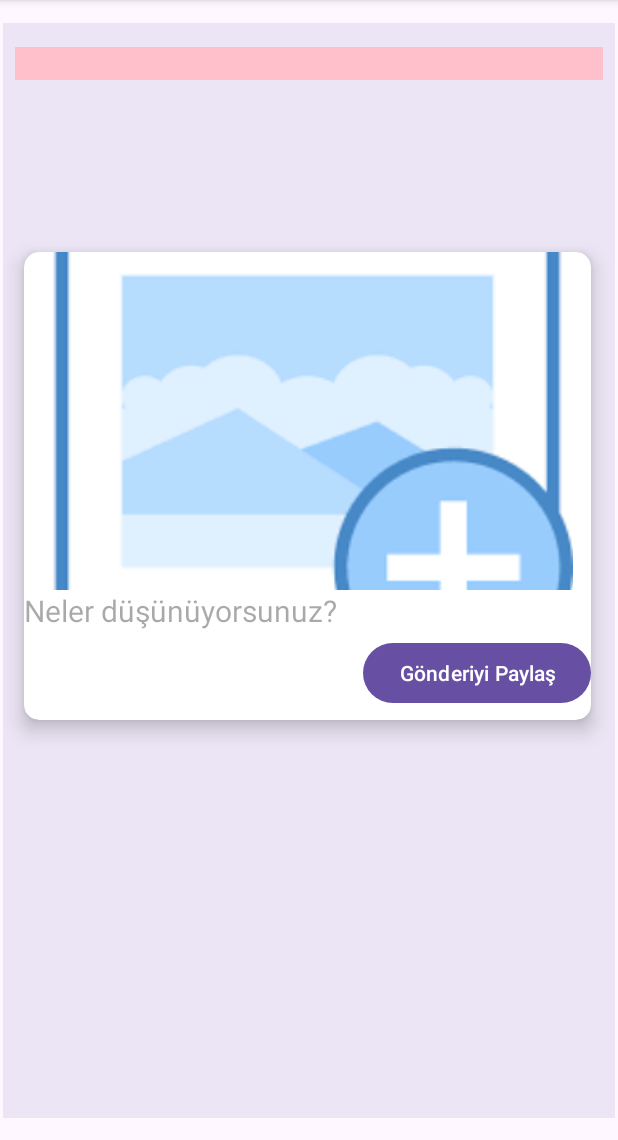
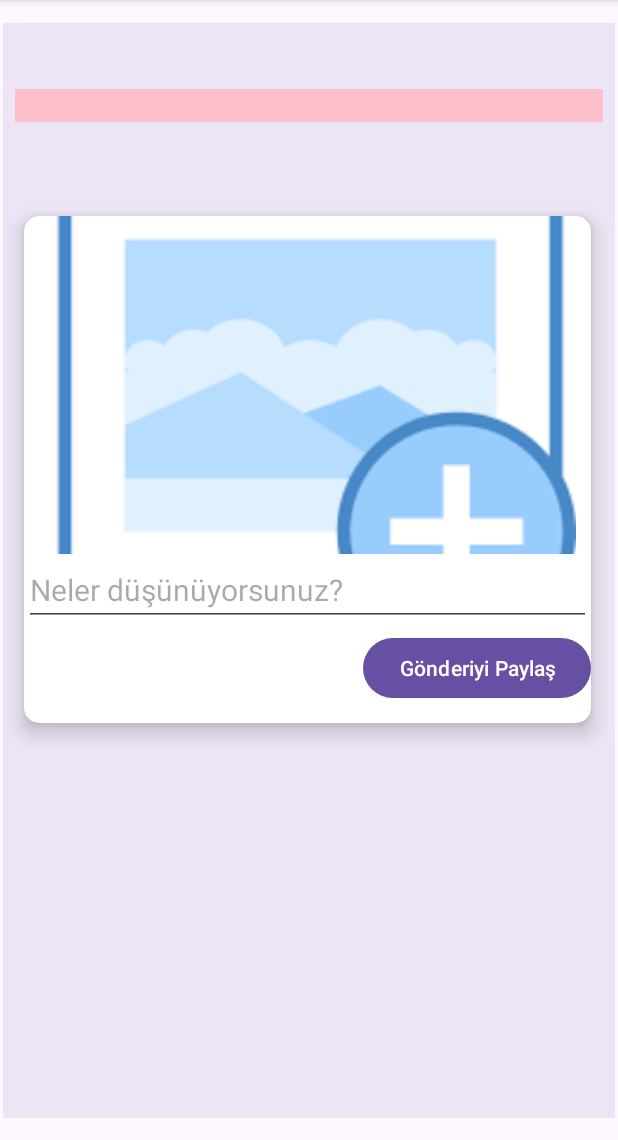
Before and after one commit to SimgeSevincer/ProjectFinal, an Android app: the PostAtmaFragment screen opened through its navigation route, on a phone screen of 412 x 824 dp, the part 96-1236 px from its top. Run offline under Robolectric (Android 15) with nearby library versions, the phone set to English and light mode, and no system bars; our stand-ins replace Firebase (no records; nobody signed in at launch, a user with empty details on screens opened directly).

Commit message:
PostAtmaFragment'e firestrorea post atma ve kaydetme islemi eklendi. PostFragment'e firestoredan post verilerini cekme eklendi. Post.kt modul paketine eklendi

```diff
--- /dev/null
+++ b/app/src/main/java/com/example/tasarmprojesi/model/Post.kt
@@ -0,0 +1,3 @@
+package com.example.tasarmprojesi.model
+
+data class Post(val email: String, val comment: String, val downloadUrl : String)
--- a/app/src/main/res/layout/fragment_post_atma.xml
+++ b/app/src/main/res/layout/fragment_post_atma.xml
@@ -7,41 +7,45 @@
     android:background="#D3E9E2F3">
 
     <!-- Ad ve Soyad -->
+
+
+    <!-- Tarih -->
+
+    <!-- Gönderi Kartı -->
+
     <TextView
         android:id="@+id/nameTextView"
         android:layout_width="match_parent"
         android:layout_height="wrap_content"
         android:layout_marginStart="8dp"
-        android:layout_marginTop="16dp"
+        android:layout_marginTop="44dp"
         android:layout_marginEnd="8dp"
+        android:background="#FFC0CB"
         android:textAlignment="center"
         android:textColor="#610303"
         android:textSize="16sp"
         android:textStyle="bold"
-        android:background="#FFC0CB"
         app:layout_constraintEnd_toEndOf="parent"
+        app:layout_constraintHorizontal_bias="1.0"
         app:layout_constraintStart_toStartOf="parent"
         app:layout_constraintTop_toTopOf="parent"
         tools:text="Taylor Rogers" />
 
-
-    <!-- Tarih -->
-
-    <!-- Gönderi Kartı -->
     <TextView
         android:id="@+id/dateTextView"
-        android:layout_width="0dp"
+        android:layout_width="366dp"
         android:layout_height="wrap_content"
         android:layout_marginStart="8dp"
         android:layout_marginTop="8dp"
-        android:layout_marginEnd="8dp"
         android:textAlignment="center"
         android:textColor="#000000"
         android:textSize="12sp"
+        app:layout_constraintBottom_toBottomOf="parent"
         app:layout_constraintEnd_toEndOf="parent"
-        app:layout_constraintHorizontal_bias="1.0"
+        app:layout_constraintHorizontal_bias="0.378"
         app:layout_constraintStart_toStartOf="parent"
         app:layout_constraintTop_toBottomOf="@+id/nameTextView"
+        app:layout_constraintVertical_bias="0.022"
         tools:text="17 Mart 2024" />
 
     <androidx.cardview.widget.CardView
@@ -49,7 +53,7 @@
         android:layout_width="0dp"
         android:layout_height="wrap_content"
         android:layout_marginStart="14dp"
-        android:layout_marginTop="90dp"
+        android:layout_marginTop="24dp"
         android:layout_marginEnd="16dp"
         app:cardCornerRadius="10dp"
         app:cardElevation="8dp"
@@ -62,20 +66,22 @@
             android:layout_height="wrap_content">
 
             <!-- Gönderi Resmi -->
+
+            <!-- Gönderi Metni -->
+            <!-- Gönderi Paylaş Butonu -->
+
             <ImageView
                 android:id="@+id/postImageView"
                 android:layout_width="354dp"
                 android:layout_height="wrap_content"
                 android:scaleType="centerCrop"
                 app:layout_constraintEnd_toEndOf="parent"
+                app:layout_constraintHorizontal_bias="0.592"
                 app:layout_constraintStart_toStartOf="parent"
                 app:layout_constraintTop_toTopOf="parent"
                 app:srcCompat="@drawable/add_image" />
 
-            <!-- Gönderi Metni -->
-            <!-- Gönderi Paylaş Butonu -->
-
-            <TextView
+            <EditText
                 android:id="@+id/postTextView"
                 android:layout_width="0dp"
                 android:layout_height="wrap_content"
--- a/app/src/main/res/layout/fragment_sign_in.xml
+++ b/app/src/main/res/layout/fragment_sign_in.xml
@@ -32,8 +32,7 @@
             android:layout_marginBottom="16dp"
             android:layout_marginLeft="100dp"
             android:background="@color/pink"
-            android:scaleType="fitCenter"
-            android:onClick="onImageButtonClick" />
+            android:scaleType="fitCenter" />
         <RelativeLayout
             android:layout_width="match_parent"
             android:layout_height="match_parent"
```
Also changed, not shown: app/src/main/java/com/example/tasarmprojesi/PostAtmaFragment.kt (+50 -2 lines), app/src/main/java/com/example/tasarmprojesi/PostFragment.kt (+45 -0 lines).
